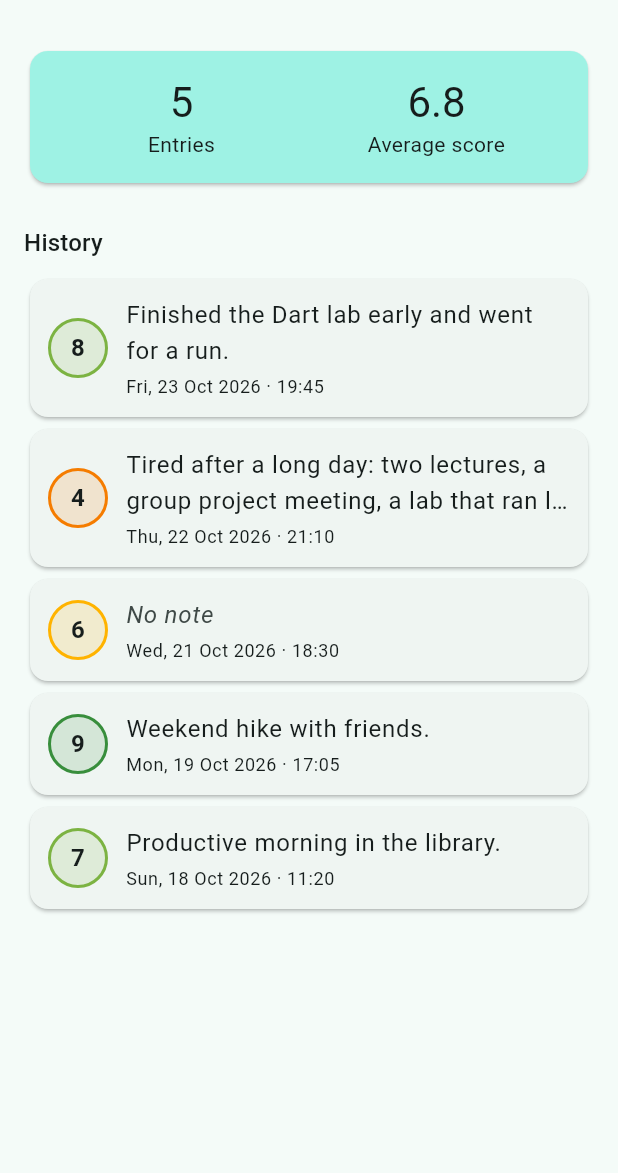
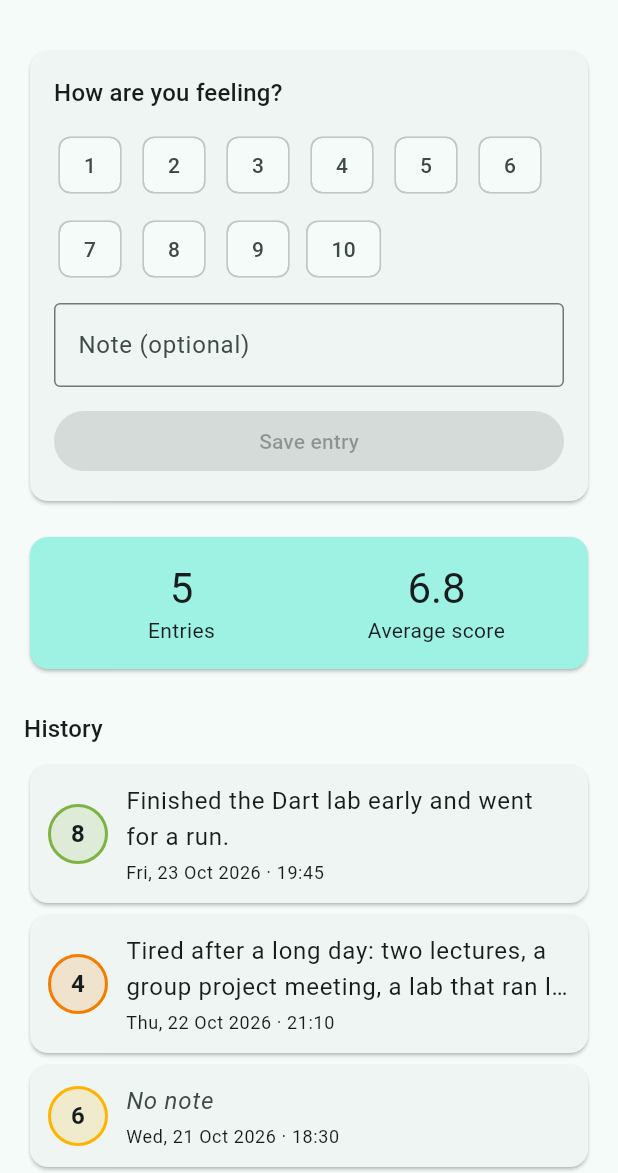
Before and after one commit to mablethiritoetoezin-hub/mood-tracker, a Flutter app: the screen it shows after launch, on a phone screen of 412 x 824 dp, the part 63-1236 px from its top. Run offline on Flutter 3.47's test engine with Material 3 defaults, Android fonts, the phone set to English and light mode, and no system bars.

Commit message:
Add the mood entry form

```diff
--- a/lib/main.dart
+++ b/lib/main.dart
@@ -15,7 +15,7 @@ class MoodTrackerApp extends StatelessWidget {
     return MaterialApp(
       title: 'Mood Tracker',
       theme: ThemeData(colorSchemeSeed: Colors.teal),
-      home: HomeScreen(entries: sampleEntries),
+      home: HomeScreen(initialEntries: sampleEntries),
     );
   }
 }
--- a/lib/screens/home_screen.dart
+++ b/lib/screens/home_screen.dart
@@ -2,27 +2,38 @@ import 'package:flutter/material.dart';
 
 import '../models/mood_entry.dart';
 import '../widgets/mood_card.dart';
+import '../widgets/mood_entry_form.dart';
 import '../widgets/mood_summary.dart';
 
-/// The home screen: a summary card followed by the history of entries.
+/// The home screen: the entry form, a summary card and the history.
 ///
-/// Exercise 1, step 2, and Exercise 2, step 4.
-///
-/// TODO 2.4: Make the screen own the list, so that saved entries appear.
-///   1. Turn HomeScreen into a StatefulWidget. Rename the `entries`
-///      parameter to `initialEntries` and update lib/main.dart.
-///   2. In the State class, declare `late final List<MoodEntry> _entries;`
-///      and fill it in initState() with List.of(widget.initialEntries).
-///      Why copy the list instead of using widget.initialEntries directly?
-///   3. Write _addEntry(MoodEntry entry), which inserts the entry at the
-///      start of _entries inside setState.
-///   4. Pass _addEntry to the form's onSubmit, and build the summary and
-///      the cards from _entries.
-///   Then save an entry: do the history and the average both update?
-class HomeScreen extends StatelessWidget {
-  const HomeScreen({super.key, required this.entries});
+/// It owns the list of entries, because both the summary and the history
+/// need it, and the form hands each new entry up through onSubmit.
+class HomeScreen extends StatefulWidget {
+  const HomeScreen({super.key, required this.initialEntries});
 
-  final List<MoodEntry> entries;
+  final List<MoodEntry> initialEntries;
+
+  @override
+  State<HomeScreen> createState() => _HomeScreenState();
+}
+
+class _HomeScreenState extends State<HomeScreen> {
+  late final List<MoodEntry> _entries;
+
+  @override
+  void initState() {
+    super.initState();
+    // Copy the list: the widget's list may be const or shared (like the
+    // sample data), and adding to it would change it for everyone.
+    _entries = List.of(widget.initialEntries);
+  }
+
+  void _addEntry(MoodEntry entry) {
+    setState(() {
+      _entries.insert(0, entry);
+    });
+  }
 
   @override
   Widget build(BuildContext context) {
@@ -35,17 +46,13 @@ class HomeScreen extends StatelessWidget {
             child: ListView(
               padding: const EdgeInsets.all(16),
               children: [
-                // TODO 1.2: Show the form as the first item in the list:
-                //   MoodEntryForm(onSubmit: (entry) {}),
-                //   const SizedBox(height: 16),
-                //   (add: import '../widgets/mood_entry_form.dart';)
-                //   HomeScreen is stateless, yet the form inside it will
-                //   remember a selection. Where does that state live?
-                MoodSummary(entries: entries),
+                MoodEntryForm(onSubmit: _addEntry),
+                const SizedBox(height: 16),
+                MoodSummary(entries: _entries),
                 const SizedBox(height: 24),
                 Text('History', style: Theme.of(context).textTheme.titleMedium),
                 const SizedBox(height: 8),
-                for (final entry in entries) MoodCard(entry: entry),
+                for (final entry in _entries) MoodCard(entry: entry),
               ],
             ),
           ),
--- a/lib/widgets/mood_entry_form.dart
+++ b/lib/widgets/mood_entry_form.dart
@@ -17,18 +17,37 @@ class MoodEntryForm extends StatefulWidget {
 }
 
 class _MoodEntryFormState extends State<MoodEntryForm> {
-  // TODO 1.3: Declare the selected score. It starts with nothing selected:
-  //   int? _score;
+  /// The selected score. It starts with nothing selected.
+  int? _score;
 
-  // TODO 2.1: Declare a TextEditingController for the note. Override
-  //   dispose() and call _noteController.dispose() before super.dispose().
-  //   Why does a controller need disposing when an int does not?
+  /// Holds the text of the note field. It owns resources and listeners, so
+  /// whoever creates it must also dispose of it.
+  final TextEditingController _noteController = TextEditingController();
 
-  // TODO 2.3: Write a _save() method that:
-  //   1. creates a MoodEntry with the selected score, the trimmed note
-  //      (or null if the trimmed note is empty) and DateTime.now()
-  //   2. passes the entry to widget.onSubmit
-  //   3. clears the form: no score selected and an empty note
+  @override
+  void dispose() {
+    _noteController.dispose();
+    super.dispose();
+  }
+
+  void _save() {
+    final score = _score;
+    if (score == null) return;
+
+    final note = _noteController.text.trim();
+    widget.onSubmit(
+      MoodEntry(
+        score: score,
+        note: note.isEmpty ? null : note,
+        createdAt: DateTime.now(),
+      ),
+    );
+
+    setState(() {
+      _score = null;
+    });
+    _noteController.clear();
+  }
 
   @override
   Widget build(BuildContext context) {
@@ -43,16 +62,31 @@ class _MoodEntryFormState extends State<MoodEntryForm> {
               style: Theme.of(context).textTheme.titleMedium,
             ),
             const SizedBox(height: 12),
-            // TODO 1.3 (continued): Pass _score instead of null. In
-            //   onChanged, store the tapped score inside setState(() { ... }).
-            //   Then try it without setState. What happens, and why?
-            MoodScoreSelector(selectedScore: null, onChanged: (_) {}),
-            // TODO 2.2: Add a TextField for the note that uses your
-            //   controller, labelled 'Note (optional)' (InputDecoration).
-            //
-            // TODO 2.3 (continued): Add a FilledButton labelled 'Save entry'
-            //   that calls _save. While no score is selected, pass
-            //   onPressed: null so that the button is disabled.
+            MoodScoreSelector(
+              selectedScore: _score,
+              onChanged: (score) {
+                // Without setState the value changes but build() does not
+                // run again, so the chip would not look selected.
+                setState(() {
+                  _score = score;
+                });
+              },
+            ),
+            const SizedBox(height: 12),
+            TextField(
+              controller: _noteController,
+              decoration: const InputDecoration(
+                labelText: 'Note (optional)',
+                border: OutlineInputBorder(),
+              ),
+              maxLines: null,
+            ),
+            const SizedBox(height: 12),
+            FilledButton(
+              // null disables the button until a score is chosen.
+              onPressed: _score == null ? null : _save,
+              child: const Text('Save entry'),
+            ),
           ],
         ),
       ),
--- a/lib/widgets/mood_score_selector.dart
+++ b/lib/widgets/mood_score_selector.dart
@@ -18,17 +18,22 @@ class MoodScoreSelector extends StatelessWidget {
 
   @override
   Widget build(BuildContext context) {
-    // TODO 1.1: Show one ChoiceChip for each score from 1 to 10:
-    //   - label: Text('$score')
-    //   - selected: true only for the chip that matches selectedScore
-    //   - onSelected: (_) => onChanged(score)
-    //   The selector stores nothing itself. Its parent says which score is
-    //   selected and hears about taps through onChanged.
+    // The selector stores nothing itself: its parent says which score is
+    // selected and hears about taps through onChanged.
     //
-    //   Put the chips in a Wrap (spacing: 8, runSpacing: 8). Then swap the
-    //   Wrap for a Row and run the app on a narrow phone. What happens?
-    //   Hint: a for loop inside the list literal:
-    //     for (var score = 1; score <= 10; score++) ChoiceChip(...)
-    return const Text('Scores 1-10 go here');
+    // A Wrap moves chips to a new line when the row is full. A Row would
+    // overflow on a narrow phone (yellow-and-black stripes).
+    return Wrap(
+      spacing: 8,
+      runSpacing: 8,
+      children: [
+        for (var score = 1; score <= 10; score++)
+          ChoiceChip(
+            label: Text('$score'),
+            selected: selectedScore == score,
+            onSelected: (_) => onChanged(score),
+          ),
+      ],
+    );
   }
 }
```
